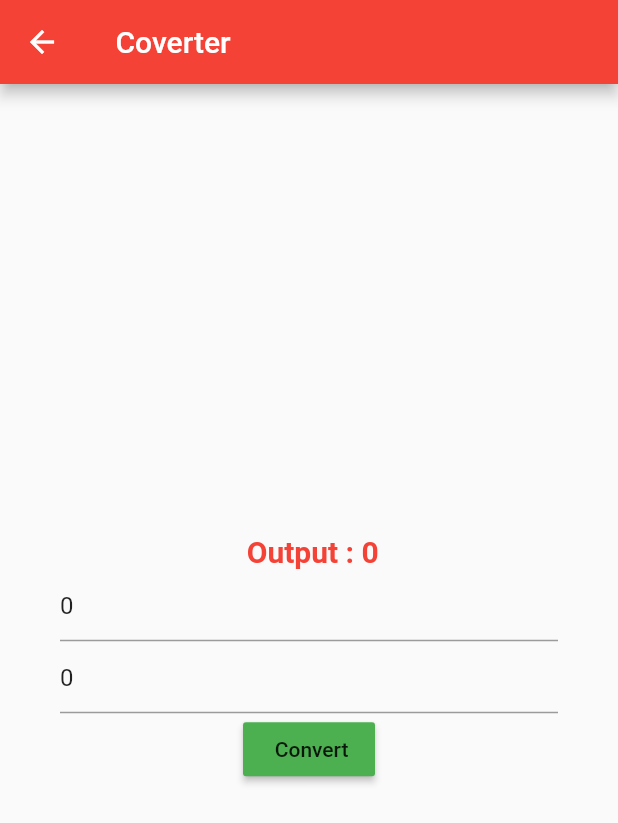
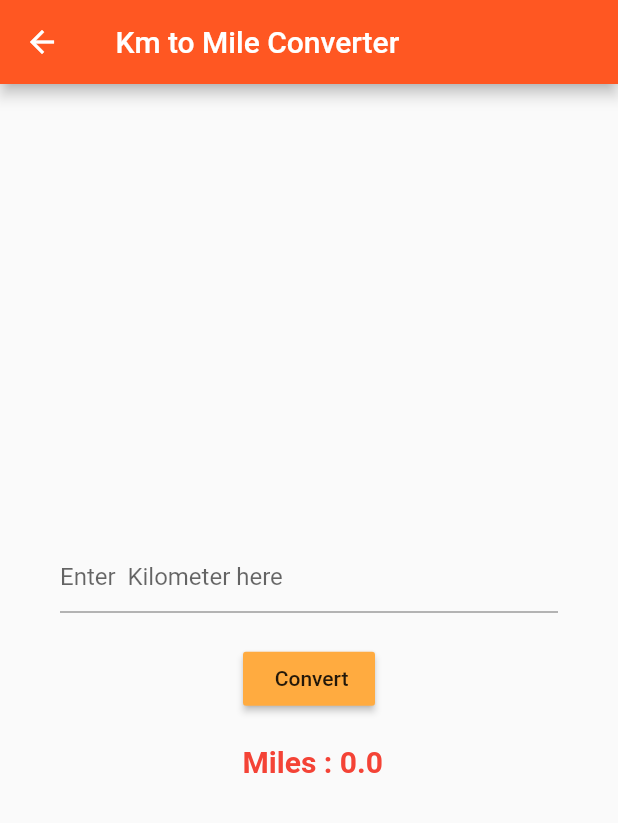
Before and after one commit to Amirul-Islam-Chowdhury/Calculator, a Flutter app: the screen it shows after launch, after a tap on "GO TO CONVERTER", on a phone screen of 412 x 824 dp. Shown: the top 823 px of the screen. Run offline on Flutter 3.47's test engine with Material 2 defaults, Android fonts, the phone set to English and light mode, and no system bars; missing offline and left inert: powers.

Commit message:
converter finished

```diff
--- a/lib/Coverter/converter.dart
+++ b/lib/Coverter/converter.dart
@@ -6,43 +6,33 @@ class Conveter extends StatefulWidget {
 }
 
 class _ConveterState extends State<Conveter> {
-  var input1 = 0, input2 = 0, result = 0;
+  double input1 = 0, result = 0;
+  double mile = 0.621371;
 
-  final TextEditingController t1 = TextEditingController(text: '0');
-  final TextEditingController t2 = TextEditingController(text: '0');
+  final TextEditingController t1 = TextEditingController(text: '');
 
   void doConvert() {
     setState(() {
-      input1 = int.parse(t1.text);
-      input2 = int.parse(t2.text);
+      input1 = double.parse(t1.text);
+      result = input1 * mile;
     });
   }
 
   @override
   Widget build(BuildContext context) {
     return Scaffold(
-        appBar: AppBar(title: Text(" Coverter")),
+        appBar: AppBar(title: Text(" Km to Mile Converter")),
         body: Container(
           padding: EdgeInsets.all(40.0),
           child: Column(
             mainAxisAlignment: MainAxisAlignment.center,
             children: <Widget>[
-              Text(" Output : $result",
-                  style: TextStyle(
-                      fontSize: 20.0,
-                      fontWeight: FontWeight.bold,
-                      color: Colors.red)),
               TextField(
                 keyboardType: TextInputType.number,
-                decoration: InputDecoration(hintText: 'Enter  Kilomiter '),
+                decoration: InputDecoration(hintText: 'Enter  Kilometer here '),
                 controller: t1,
               ),
-
-              TextField(
-                keyboardType: TextInputType.number,
-                decoration: InputDecoration(hintText: 'Enter mumber 2'),
-                controller: t2,
-              ),
+              Padding(padding: const EdgeInsets.only(bottom: 20.0)),
 
               // add buttom
               Row(
@@ -50,10 +40,18 @@ class _ConveterState extends State<Conveter> {
                 children: <Widget>[
                   MaterialButton(
                       child: Text(" Convert"),
-                      color: Colors.green,
-                      onPressed: () {})
+                      color: Colors.orangeAccent,
+                      onPressed: doConvert)
                 ],
-              )
+              ),
+
+              Padding(padding: const EdgeInsets.only(bottom: 20.0)),
+
+              Text(" Miles : $result",
+                  style: TextStyle(
+                      fontSize: 20.0,
+                      fontWeight: FontWeight.bold,
+                      color: Colors.red)),
             ],
           ),
         ));
--- a/lib/calculator.dart
+++ b/lib/calculator.dart
@@ -1,4 +1,7 @@
+import 'dart:math';
+
 import 'package:flutter/material.dart';
+import 'package:powers/powers.dart';
 
 class HomePage extends StatefulWidget {
   @override
@@ -6,14 +9,15 @@ class HomePage extends StatefulWidget {
 }
 
 class HomePageState extends State<HomePage> {
-  var num1 = 0, num2 = 0, sum = 0, sqoure = 0;
+  double num1 = 0, num2 = 0, sum = 0;
+  double square = 0;
   final TextEditingController t1 = TextEditingController(text: '');
   final TextEditingController t2 = TextEditingController(text: '');
   //addition
   void DoAdditon() {
     setState(() {
-      num1 = int.parse(t1.text);
-      num2 = int.parse(t2.text);
+      num1 = double.parse(t1.text);
+      num2 = double.parse(t2.text);
       sum = num1 + num2;
     });
   }
@@ -21,8 +25,8 @@ class HomePageState extends State<HomePage> {
   // subbtraction
   void DoSub() {
     setState(() {
-      num1 = int.parse(t1.text);
-      num2 = int.parse(t2.text);
+      num1 = double.parse(t1.text);
+      num2 = double.parse(t2.text);
       sum = num1 - num2;
     });
   }
@@ -30,8 +34,8 @@ class HomePageState extends State<HomePage> {
 
   void DoMul() {
     setState(() {
-      num1 = int.parse(t1.text);
-      num2 = int.parse(t2.text);
+      num1 = double.parse(t1.text);
+      num2 = double.parse(t2.text);
       sum = num1 * num2;
     });
   }
@@ -39,17 +43,19 @@ class HomePageState extends State<HomePage> {
 
   void DoDiv() {
     setState(() {
-      num1 = int.parse(t1.text);
-      num2 = int.parse(t2.text);
-      sum = num1 ~/ num2;
+      num1 = double.parse(t1.text);
+      num2 = double.parse(t2.text);
+      sum = (num1 ~/ num2) as double;
     });
   }
 
   //power
   void doPower() {
-    num1 = int.parse(t1.text);
-    num2 = int.parse(t2.text);
-    sqoure = (num1 * num1) + (num2 * num2);
+    setState(() {
+      num1 = double.parse(t1.text);
+
+      sum = pow(num1, 2) as double;
+    });
   }
 
   //Clear
@@ -75,11 +81,11 @@ class HomePageState extends State<HomePage> {
         child: Column(
           mainAxisAlignment: MainAxisAlignment.center,
           children: <Widget>[
-            Text(" Result : $sum",
+            Text(" Result : $sum ",
                 style: TextStyle(
                     fontSize: 20.0,
                     fontWeight: FontWeight.bold,
-                    color: Colors.red)),
+                    color: Colors.deepOrangeAccent)),
             TextField(
               keyboardType: TextInputType.number,
               decoration: InputDecoration(hintText: 'Enter mumber 1'),
@@ -98,12 +104,12 @@ class HomePageState extends State<HomePage> {
               children: <Widget>[
                 MaterialButton(
                   child: Text('+'),
-                  color: Colors.greenAccent,
+                  color: Colors.deepOrangeAccent,
                   onPressed: DoAdditon,
                 ),
                 MaterialButton(
                   child: Text('-'),
-                  color: Colors.greenAccent,
+                  color: Colors.deepOrangeAccent,
                   onPressed: DoSub,
                 ),
               ],
@@ -113,12 +119,12 @@ class HomePageState extends State<HomePage> {
               children: <Widget>[
                 MaterialButton(
                   child: Text('*'),
-                  color: Colors.greenAccent,
+                  color: Colors.deepOrangeAccent,
                   onPressed: DoMul,
                 ),
                 MaterialButton(
                   child: Text('/'),
-                  color: Colors.greenAccent,
+                  color: Colors.deepOrangeAccent,
                   onPressed: DoSub,
                 ),
               ],
@@ -128,12 +134,12 @@ class HomePageState extends State<HomePage> {
               children: <Widget>[
                 MaterialButton(
                   child: Text(" Clear "),
-                  color: Colors.greenAccent,
+                  color: Colors.deepOrangeAccent,
                   onPressed: doClear,
                 ),
                 MaterialButton(
                   child: Text(" ^ "),
-                  color: Colors.greenAccent,
+                  color: Colors.deepOrangeAccent,
                   onPressed: doPower,
                 ),
               ],
@@ -146,7 +152,7 @@ class HomePageState extends State<HomePage> {
               children: <Widget>[
                 MaterialButton(
                   child: Text(" GO TO CONVERTER"),
-                  color: Colors.redAccent,
+                  color: Colors.deepOrange.shade100,
                   onPressed: () {
                     Navigator.of(context).pushNamed('/convert');
                   },
--- a/lib/main.dart
+++ b/lib/main.dart
@@ -9,7 +9,7 @@ class MyApp extends StatelessWidget {
   Widget build(BuildContext context) {
     return MaterialApp(
       title: 'My calculator',
-      theme: ThemeData(primarySwatch: Colors.red),
+      theme: ThemeData(primarySwatch: Colors.deepOrange),
       home: HomePage(),
       routes: {'/convert': (_) => Conveter()},
     );
--- a/pubspec.yaml
+++ b/pubspec.yaml
@@ -34,6 +34,7 @@ dependencies:
   # The following adds the Cupertino Icons font to your application.
   # Use with the CupertinoIcons class for iOS style icons.
   cupertino_icons: ^1.0.2
+  powers: ^1.0.0+2
 
 dev_dependencies:
   flutter_test:
```
Also changed, not shown: pubspec.lock.
